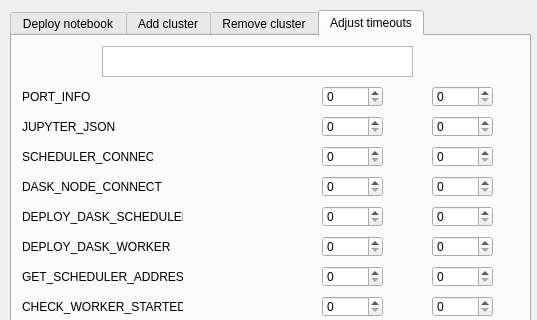
This is gui/widgets_templates/gui.ui in intdata-bsc/idact-gui as Qt 5 draws it before an edit; both pictures show x 0 to 537 and y 0 to 320 of the 537 by 509 pixel window. The edited form follows.
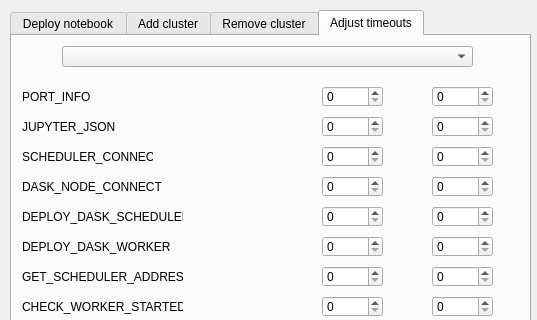
This is the edited form. The open tabs and pages were chosen to show the change.

Commit message: adjust timeouts combo box

```diff
--- a/gui/widgets_templates/gui.ui
+++ b/gui/widgets_templates/gui.ui
@@ -803,13 +803,13 @@
       <string>Save timeouts</string>
      </property>
     </widget>
-    <widget class="QListWidget" name="cluster_list">
+    <widget class="QComboBox" name="cluster_names_box">
      <property name="geometry">
       <rect>
-       <x>90</x>
+       <x>50</x>
        <y>10</y>
-       <width>311</width>
-       <height>31</height>
+       <width>411</width>
+       <height>21</height>
       </rect>
      </property>
     </widget>
```
Left out of the diff: 2 changed lines with no effect on the pictures. The commit also changes 1 other file.
